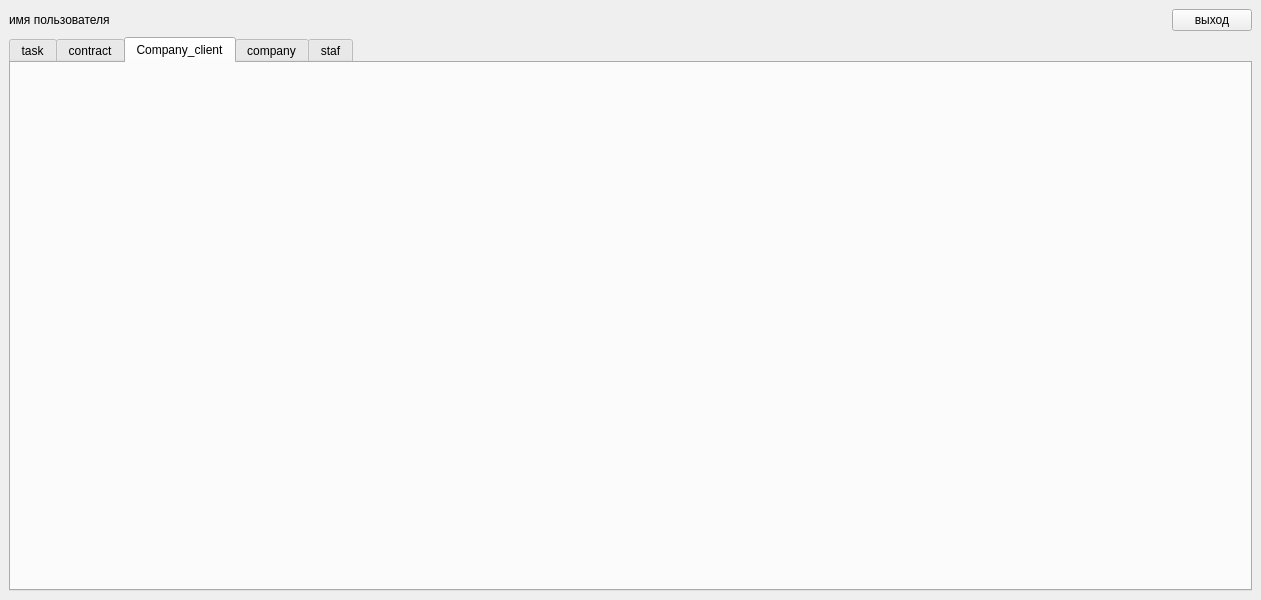
popidol/pr7, file body_menu.ui: the form before one commit.
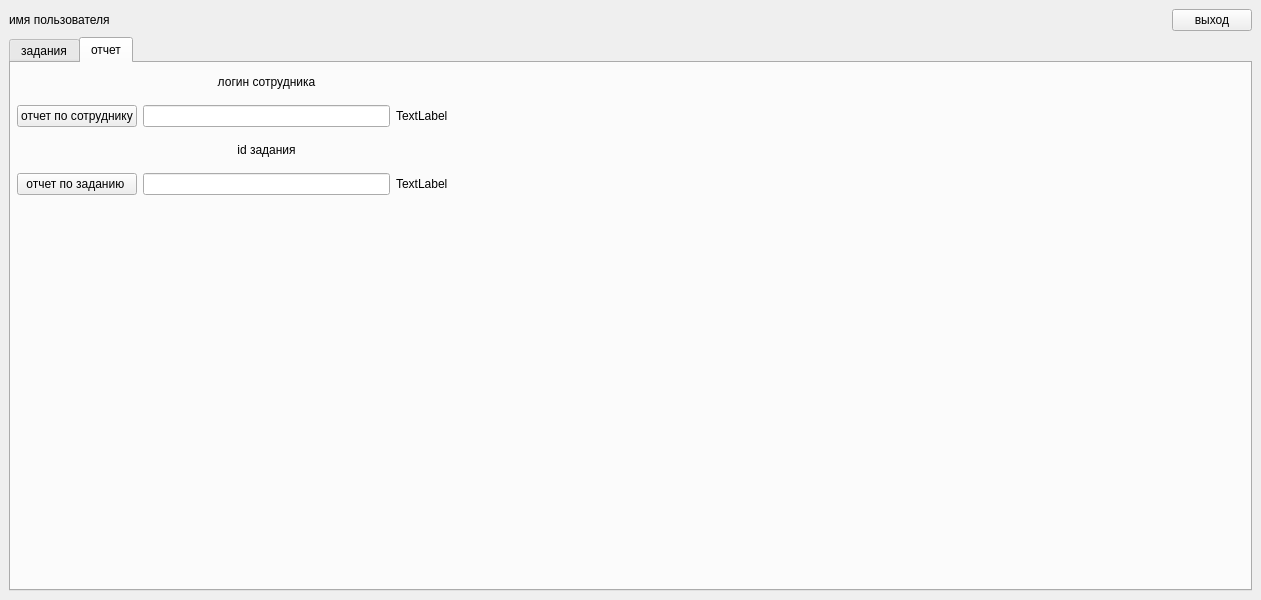
The form after the commit. The open tabs and pages were chosen to show the change.

What changed in the file:
```diff
--- a/body_menu.ui
+++ b/body_menu.ui
@@ -6,7 +6,7 @@
    <rect>
     <x>0</x>
     <y>0</y>
-    <width>1034</width>
+    <width>1175</width>
     <height>600</height>
    </rect>
   </property>
@@ -28,14 +28,28 @@
       </property>
      </spacer>
     </item>
+    <item row="0" column="2">
+     <widget class="QPushButton" name="pushButton">
+      <property name="text">
+       <string>выход</string>
+      </property>
+     </widget>
+    </item>
+    <item row="0" column="0">
+     <widget class="QLabel" name="label">
+      <property name="text">
+       <string>имя пользователя</string>
+      </property>
+     </widget>
+    </item>
     <item row="1" column="0" colspan="3">
      <widget class="QTabWidget" name="tabWidget">
       <property name="currentIndex">
-       <number>0</number>
+       <number>1</number>
       </property>
       <widget class="QWidget" name="tab">
        <attribute name="title">
-        <string>task</string>
+        <string>задания</string>
        </attribute>
        <layout class="QGridLayout" name="gridLayout_3">
         <item row="3" column="8">
@@ -198,40 +212,80 @@
         </item>
        </layout>
       </widget>
-      <widget class="QWidget" name="tab_1">
-       <attribute name="title">
-        <string>contract</string>
-       </attribute>
-      </widget>
       <widget class="QWidget" name="tab_2">
        <attribute name="title">
-        <string>Company_client</string>
+        <string>отчет</string>
        </attribute>
+       <widget class="QWidget" name="gridLayoutWidget">
+        <property name="geometry">
+         <rect>
+          <x>6</x>
+          <y>1</y>
+          <width>431</width>
+          <height>131</height>
+         </rect>
+        </property>
+        <layout class="QGridLayout" name="gridLayout_2">
+         <item row="1" column="1">
+          <widget class="QLineEdit" name="lineEdit_8"/>
+         </item>
+         <item row="0" column="1">
+          <widget class="QLabel" name="label_12">
+           <property name="text">
+            <string>логин сотрудника</string>
+           </property>
+           <property name="alignment">
+            <set>Qt::AlignCenter</set>
+           </property>
+          </widget>
+         </item>
+         <item row="3" column="0">
+          <widget class="QPushButton" name="pushButton_7">
+           <property name="text">
+            <string>отчет по заданию </string>
+           </property>
+          </widget>
+         </item>
+         <item row="2" column="1">
+          <widget class="QLabel" name="label_13">
+           <property name="layoutDirection">
+            <enum>Qt::LeftToRight</enum>
+           </property>
+           <property name="text">
+            <string>id задания</string>
+           </property>
+           <property name="alignment">
+            <set>Qt::AlignCenter</set>
+           </property>
+          </widget>
+         </item>
+         <item row="3" column="1">
+          <widget class="QLineEdit" name="lineEdit_9"/>
+         </item>
+         <item row="1" column="0">
+          <widget class="QPushButton" name="pushButton_6">
+           <property name="text">
+            <string>отчет по сотруднику</string>
+           </property>
+          </widget>
+         </item>
+         <item row="1" column="2">
+          <widget class="QLabel" name="label_14">
+           <property name="text">
+            <string>TextLabel</string>
+           </property>
+          </widget>
+         </item>
+         <item row="3" column="2">
+          <widget class="QLabel" name="label_15">
+           <property name="text">
+            <string>TextLabel</string>
+           </property>
+          </widget>
+         </item>
+        </layout>
+       </widget>
       </widget>
-      <widget class="QWidget" name="tab_3">
-       <attribute name="title">
-        <string>company</string>
-       </attribute>
-      </widget>
-      <widget class="QWidget" name="tab_4">
-       <attribute name="title">
-        <string>staf</string>
-       </attribute>
-      </widget>
-     </widget>
-    </item>
-    <item row="0" column="0">
-     <widget class="QLabel" name="label">
-      <property name="text">
-       <string>имя пользователя</string>
-      </property>
-     </widget>
-    </item>
-    <item row="0" column="2">
-     <widget class="QPushButton" name="pushButton">
-      <property name="text">
-       <string>выход</string>
-      </property>
      </widget>
     </item>
    </layout>
```
